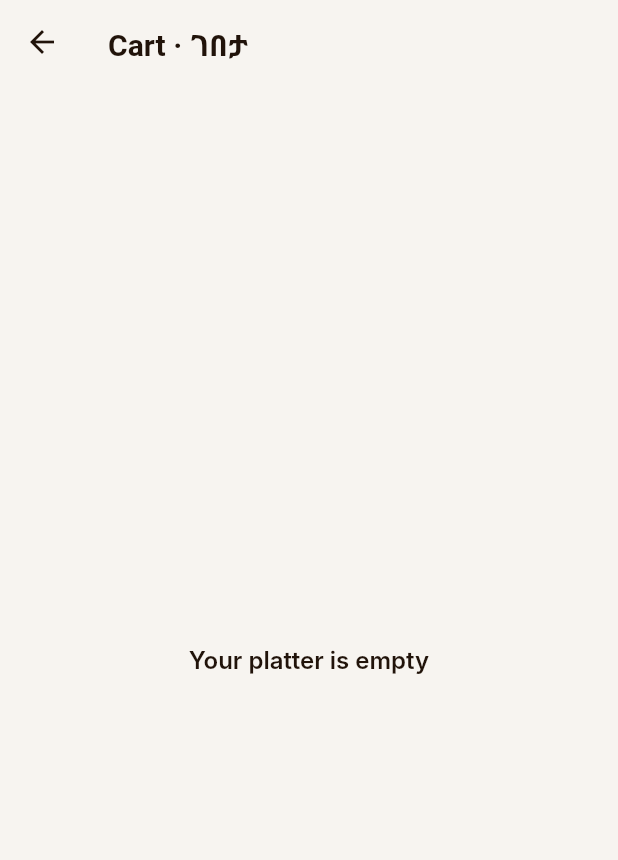
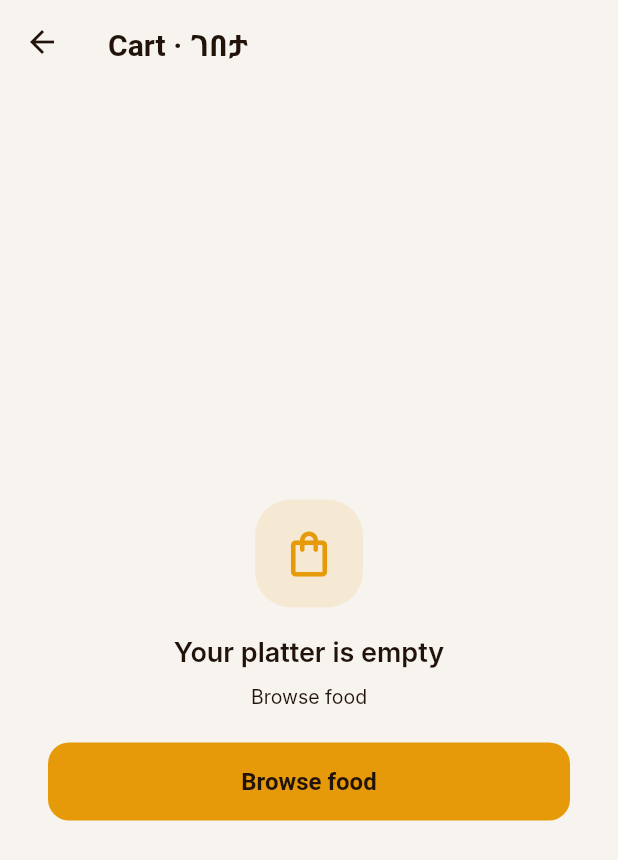
Before and after one commit to AngelBoyGo/addis-bites, a Flutter app: the CartScreen screen opened by its route, on a phone screen of 412 x 824 dp. Shown: the top 860 px of the screen. Run offline on Flutter 3.47's test engine with Material 3 defaults, Android fonts, the light colour scheme and no system bars; our stand-ins replace dio, flutter_map, flutter_riverpod, flutter_secure_storage, go_router, hive and 5 more; missing offline and left inert: dart:js_interop; accounts and stored records are empty; Roboto replaces fonts that are missing (Inter).

Commit message:
Cart: empty state via EmptyState with Browse CTA per wireframe 2.6

```diff
--- a/lib/features/customer/cart_screen.dart
+++ b/lib/features/customer/cart_screen.dart
@@ -12,6 +12,7 @@ import '../../providers/catalog_provider.dart';
 import '../../providers/orders_provider.dart';
 import '../../theme/app_colors.dart';
 import '../../widgets/savings.dart';
+import '../../widgets/shared.dart';
 
 /// The Gebeta (shared platter) cart: line steppers, delivery-band selector,
 /// rain surge, buna-run tier, transparent fee breakdown.
@@ -35,8 +36,14 @@ class _CartScreenState extends ConsumerState<CartScreen> {
           title: Text('${s.cart} · ገበታ'),
           leading: IconButton(onPressed: () => context.pop(), icon: const Icon(Icons.arrow_back)),
         ),
-        body: Center(
-          child: Text(s.emptyCart, style: Theme.of(context).textTheme.titleMedium),
+        body: EmptyState(
+          icon: Icons.shopping_bag_outlined,
+          title: s.emptyCart,
+          subtitle: s.browseFood,
+          action: FilledButton(
+            onPressed: () => context.go('/'),
+            child: Text(s.browseFood),
+          ),
         ),
       );
     }
--- a/lib/i18n/strings.dart
+++ b/lib/i18n/strings.dart
@@ -75,6 +75,7 @@ class Strings {
   String get whyThisFee => t('Why this fee?', 'ይህ ክፍያ ለምን?');
   String get deliveredOnFoot => t('Delivered on foot', 'በእግር ተላልፏል');
   String get emptyCart => t('Your platter is empty', 'ገበታዎ ባዶ ነው');
+  String get browseFood => t('Browse food', 'ምግብ ይመልከቱ');
   String get deliveryBand => t('Delivery distance', 'የማድረስ ርቀት');
   String get deliverTo => t('Deliver to', 'ወደ ማድረስ');
   String get phone => t('Phone', 'ስልክ');
```
Also changed, not shown: 1 other file.
